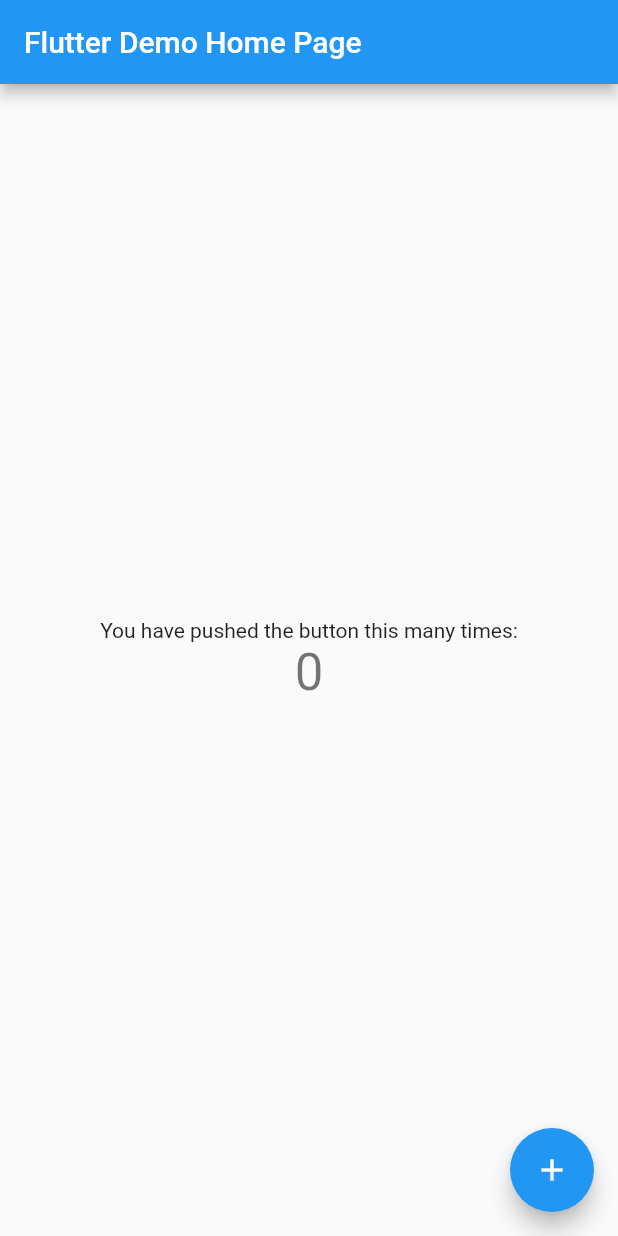
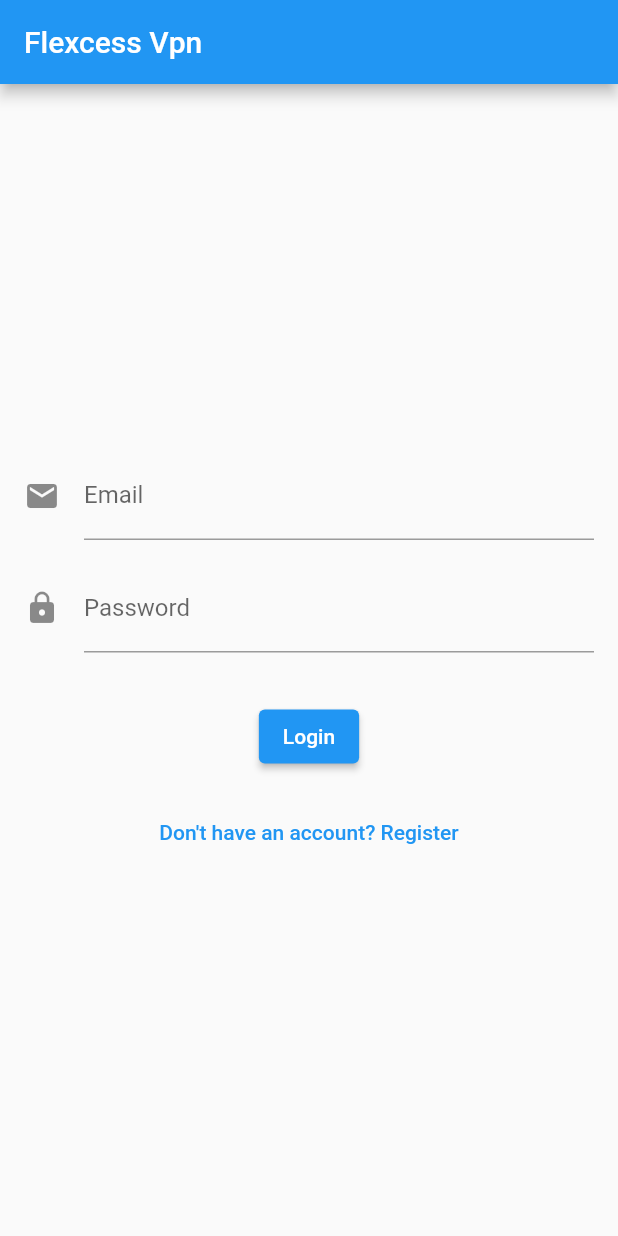
Before and after one commit to Mwakanemela/flutter_developer, a Flutter app: the screen it shows after launch, on a phone screen of 412 x 824 dp. Run offline on Flutter 3.47's test engine with Material 2 defaults, Android fonts, the phone set to English and light mode, and no system bars.

Commit message:
reg and log design

```diff
--- a/flutter_firebase/lib/main.dart
+++ b/flutter_firebase/lib/main.dart
@@ -1,4 +1,6 @@
 import 'package:flutter/material.dart';
+
+import 'screens/signin_screen.dart';
 
 void main() {
   runApp(const MyApp());
@@ -12,104 +14,12 @@ class MyApp extends StatelessWidget {
   Widget build(BuildContext context) {
     return MaterialApp(
       title: 'Flutter Demo',
+      debugShowCheckedModeBanner: false,
       theme: ThemeData(
-        // This is the theme of your application.
-        //
-        // Try running your application with "flutter run". You'll see the
-        // application has a blue toolbar. Then, without quitting the app, try
-        // changing the primarySwatch below to Colors.green and then invoke
-        // "hot reload" (press "r" in the console where you ran "flutter run",
-        // or simply save your changes to "hot reload" in a Flutter IDE).
-        // Notice that the counter didn't reset back to zero; the application
-        // is not restarted.
+
         primarySwatch: Colors.blue,
       ),
-      home: const MyHomePage(title: 'Flutter Demo Home Page'),
+      home: const SignInScreen(),
     );
   }
 }
-
-class MyHomePage extends StatefulWidget {
-  const MyHomePage({super.key, required this.title});
-
-  // This widget is the home page of your application. It is stateful, meaning
-  // that it has a State object (defined below) that contains fields that affect
-  // how it looks.
-
-  // This class is the configuration for the state. It holds the values (in this
-  // case the title) provided by the parent (in this case the App widget) and
-  // used by the build method of the State. Fields in a Widget subclass are
-  // always marked "final".
-
-  final String title;
-
-  @override
-  State<MyHomePage> createState() => _MyHomePageState();
-}
-
-class _MyHomePageState extends State<MyHomePage> {
-  int _counter = 0;
-
-  void _incrementCounter() {
-    setState(() {
-      // This call to setState tells the Flutter framework that something has
-      // changed in this State, which causes it to rerun the build method below
-      // so that the display can reflect the updated values. If we changed
-      // _counter without calling setState(), then the build method would not be
-      // called again, and so nothing would appear to happen.
-      _counter++;
-    });
-  }
-
-  @override
-  Widget build(BuildContext context) {
-    // This method is rerun every time setState is called, for instance as done
-    // by the _incrementCounter method above.
-    //
-    // The Flutter framework has been optimized to make rerunning build methods
-    // fast, so that you can just rebuild anything that needs updating rather
-    // than having to individually change instances of widgets.
-    return Scaffold(
-      appBar: AppBar(
-        // Here we take the value from the MyHomePage object that was created by
-        // the App.build method, and use it to set our appbar title.
-        title: Text(widget.title),
-      ),
-      body: Center(
-        // Center is a layout widget. It takes a single child and positions it
-        // in the middle of the parent.
-        child: Column(
-          // Column is also a layout widget. It takes a list of children and
-          // arranges them vertically. By default, it sizes itself to fit its
-          // children horizontally, and tries to be as tall as its parent.
-          //
-          // Invoke "debug painting" (press "p" in the console, choose the
-          // "Toggle Debug Paint" action from the Flutter Inspector in Android
-          // Studio, or the "Toggle Debug Paint" command in Visual Studio Code)
-          // to see the wireframe for each widget.
-          //
-          // Column has various properties to control how it sizes itself and
-          // how it positions its children. Here we use mainAxisAlignment to
-          // center the children vertically; the main axis here is the vertical
-          // axis because Columns are vertical (the cross axis would be
-          // horizontal).
-          mainAxisAlignment: MainAxisAlignment.center,
-          children: <Widget>[
-            const Text(
-              'You have pushed the button this many times:',
-            ),
-            Text(
-              '$_counter',
-              style: Theme.of(context).textTheme.headline4,
-            ),
-          ],
-        ),
-      ),
-      floatingActionButton: FloatingActionButton(
-        onPressed: _incrementCounter,
-        tooltip: 'Increment',
-        child: const Icon(Icons.add),
-      ), // This trailing comma makes auto-formatting nicer for build methods.
-    );
-  }
-}
--- /dev/null
+++ b/flutter_firebase/lib/screens/signin_screen.dart
@@ -0,0 +1,81 @@
+import 'package:flutter/material.dart';
+
+import 'signup_screen.dart';
+
+
+class SignInScreen extends StatefulWidget {
+  const SignInScreen({Key? key}) : super(key: key);
+
+  @override
+  State<SignInScreen> createState() => _SignInScreenState();
+}
+
+class _SignInScreenState extends State<SignInScreen> {
+  final TextEditingController _usernameController = TextEditingController();
+  final TextEditingController _emailController = TextEditingController();
+  final TextEditingController _passwordController = TextEditingController();
+
+  @override
+  Widget build(BuildContext context) {
+    return Scaffold(
+      appBar: AppBar(
+        title:const  Text("Flexcess Vpn"),
+      ),
+      body: Container(
+        padding: const EdgeInsets.all(16.0),
+        child: Column(
+          mainAxisAlignment: MainAxisAlignment.center,
+          children: [
+            // Email Input Field
+            TextField(
+              controller: _emailController,
+              decoration: const InputDecoration(
+                labelText: 'Email',
+                icon: Icon(Icons.email),
+              ),
+              keyboardType: TextInputType.emailAddress,
+            ),
+            const SizedBox(height: 16.0),
+
+            // Password Input Field
+            TextField(
+              controller: _passwordController,
+              decoration: const InputDecoration(
+                labelText: 'Password',
+                icon: Icon(Icons.lock),
+              ),
+              obscureText: true,
+            ),
+            const SizedBox(height: 32.0),
+
+            // Sign-In Button
+            ElevatedButton(
+              onPressed: () {
+                // Implement sign-in logic here
+                // Example: signIn(_emailController.text, _passwordController.text);
+              },
+              style: ElevatedButton.styleFrom(
+                padding: const EdgeInsets.symmetric(horizontal: 16.0),
+              ),
+              child: const Text('Login'),
+            ),
+
+            const SizedBox(height: 16.0),
+
+            // Sign-Up Link/Button
+            TextButton(
+              onPressed: () {
+                // Navigate to the sign-up screen using MaterialPageRoute
+                Navigator.push(
+                  context,
+                  MaterialPageRoute(builder: (context) =>const SignUpScreen()), // Replace SignUpScreen with your actual sign-up screen
+                );
+              },
+              child: const Text('Don\'t have an account? Register'),
+            ),
+          ],
+        ),
+      ),
+    );
+  }
+}
```
Also changed, not shown: flutter_firebase/lib/screens/signup_screen.dart (added, +89 -0 lines), flutter_firebase/lib/utils/color_utils.dart (added, +9 -0 lines), flutter_firebase/lib/screens/home_screen.dart (added).
